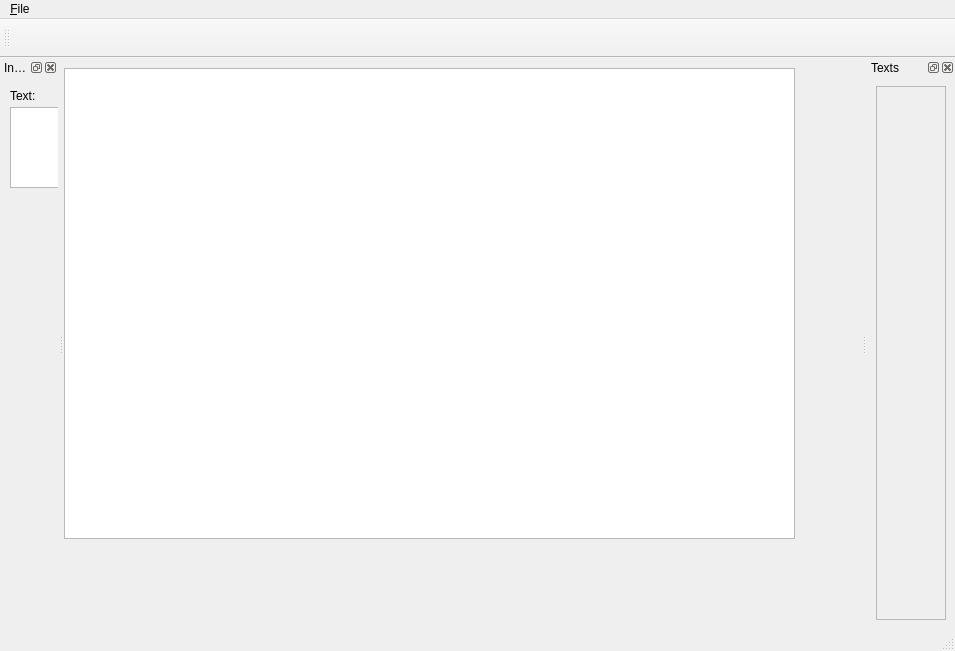
Before: the Qt Designer form mainwindow.ui in PhilippBleimund/Rosis-Video-Editor, drawn with Qt 5.
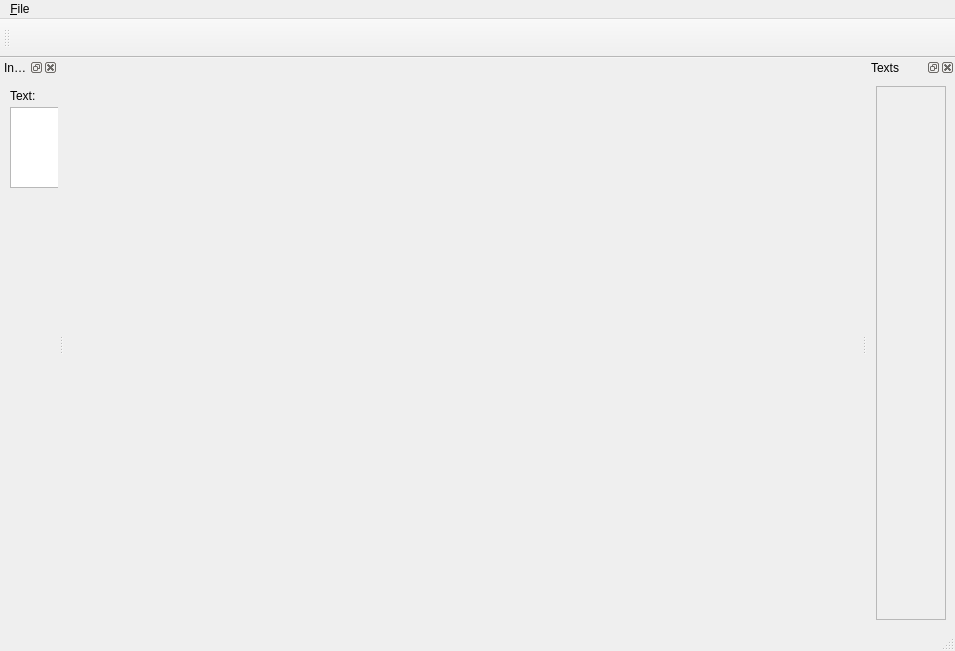
After: the same form once the commit is applied. Icons and pictures are not drawn.

Commit message: changed to custom graphics view class

```diff
--- a/mainwindow.ui
+++ b/mainwindow.ui
@@ -13,18 +13,7 @@
   <property name="windowTitle">
    <string>MainWindow</string>
   </property>
-  <widget class="QWidget" name="centralwidget">
-   <widget class="QGraphicsView" name="graphicsView">
-    <property name="geometry">
-     <rect>
-      <x>0</x>
-      <y>10</y>
-      <width>731</width>
-      <height>471</height>
-     </rect>
-    </property>
-   </widget>
-  </widget>
+  <widget class="QWidget" name="centralwidget"/>
   <widget class="QMenuBar" name="menubar">
    <property name="geometry">
     <rect>
```
The commit also changes 5 other files.
